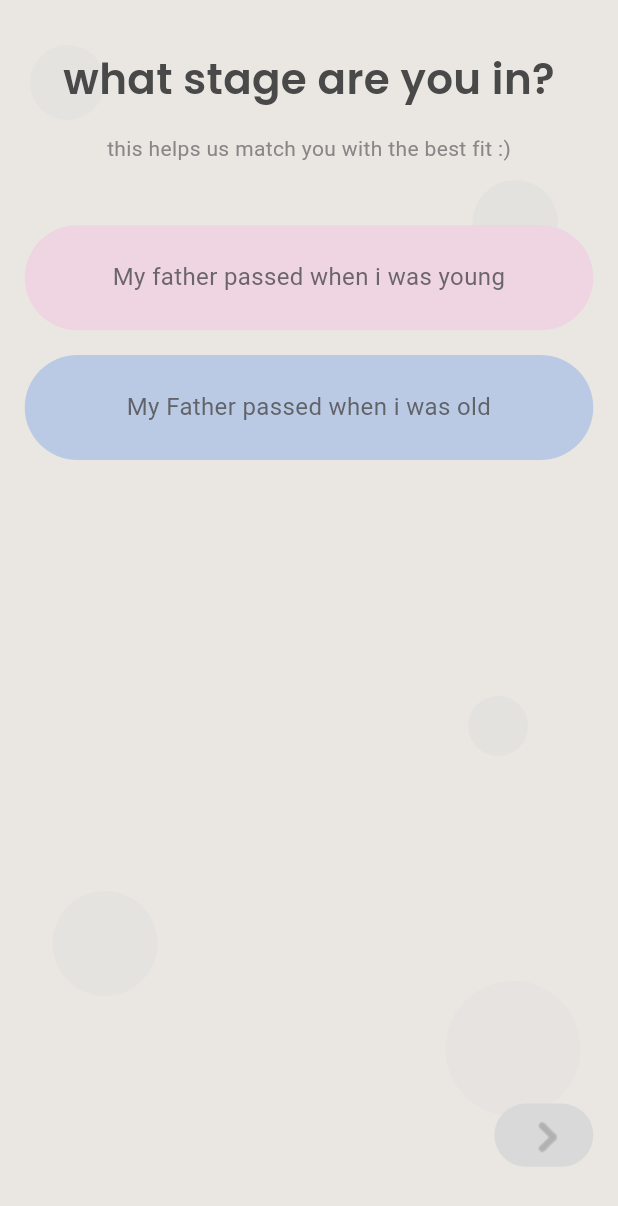
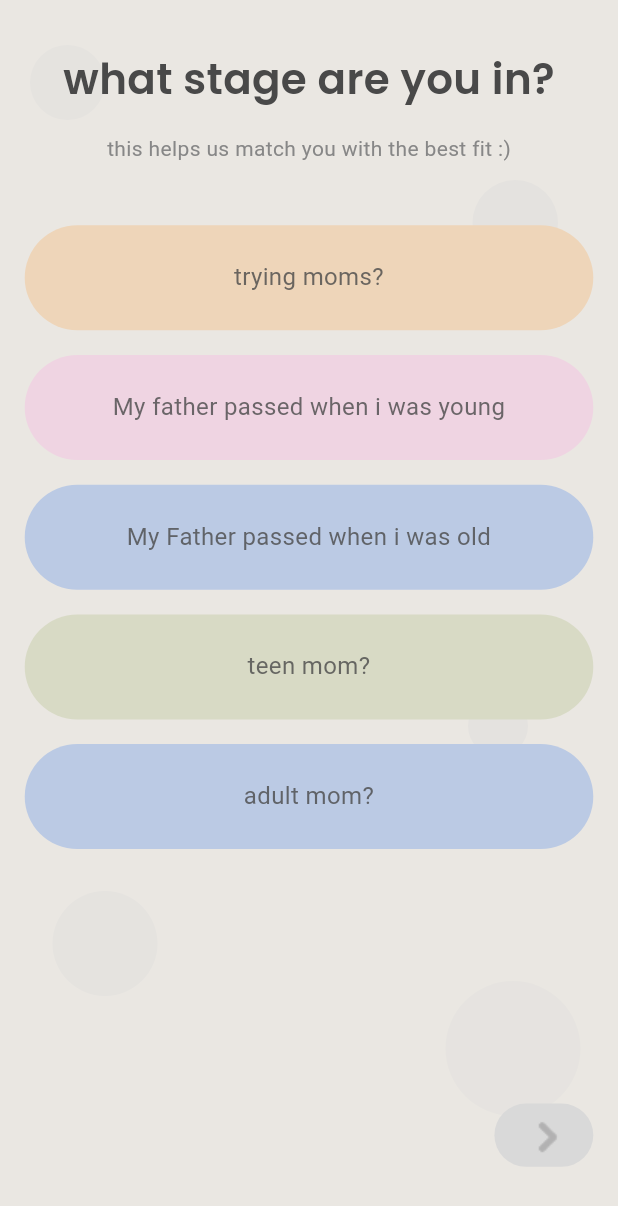
Before and after one commit to alex645324/momsbond.com, a Flutter app: the StageSelectionView screen opened by its route, on a phone screen of 412 x 824 dp. Shown: the top 1206 px of the screen. Run offline on Flutter 3.47's test engine with Material 3 defaults, Android fonts, the light colour scheme and no system bars; our stand-ins replace cloud_firestore, firebase_auth, firebase_core, flutter_chat_types, google_fonts, shared_preferences; accounts and stored records are empty; Roboto replaces fonts that are missing (Satoshi).

Commit message:
Chore: files that we need

```diff
--- a/lib/views/homepage_view.dart
+++ b/lib/views/homepage_view.dart
@@ -218,8 +218,6 @@
                               child: Column(
                                 children: [
                                   _buildLanguageButton(context, viewModel, 'en', AppTexts.language.english),
-                                  const SizedBox(height: 15.07), // Gap between buttons: 59 - 43.93 = 15.07
-                                  _buildLanguageButton(context, viewModel, 'es', AppTexts.language.spanish),
                                 ],
                               ),
                             ),
--- a/lib/views/stage_selection_view.dart
+++ b/lib/views/stage_selection_view.dart
@@ -367,11 +367,11 @@
   List<_StageDef> _buildStages(BuildContext context) {
     final t = L.momStages(context);
     return [
-      // _StageDef(t.trying,   t.tryingLabel,   const Color(0xFFEED5B9)),
+      _StageDef(t.trying,   t.tryingLabel,   const Color(0xFFEED5B9)),
       _StageDef(t.pregnant, t.pregnantLabel, const Color(0xFFEFD4E2)),
       _StageDef(t.toddler,  t.toddlerLabel,  const Color(0xFFBBCAE4)),
-      // _StageDef(t.teen,     t.teenLabel,     const Color(0xFFD8DAC5)),
-      // _StageDef(t.adult,    t.adultLabel,    const Color(0xFFBBCAE4)),
+      _StageDef(t.teen,     t.teenLabel,     const Color(0xFFD8DAC5)),
+      _StageDef(t.adult,    t.adultLabel,    const Color(0xFFBBCAE4)),
     ];
   }
 
```
Also changed, not shown: 2 other files.
